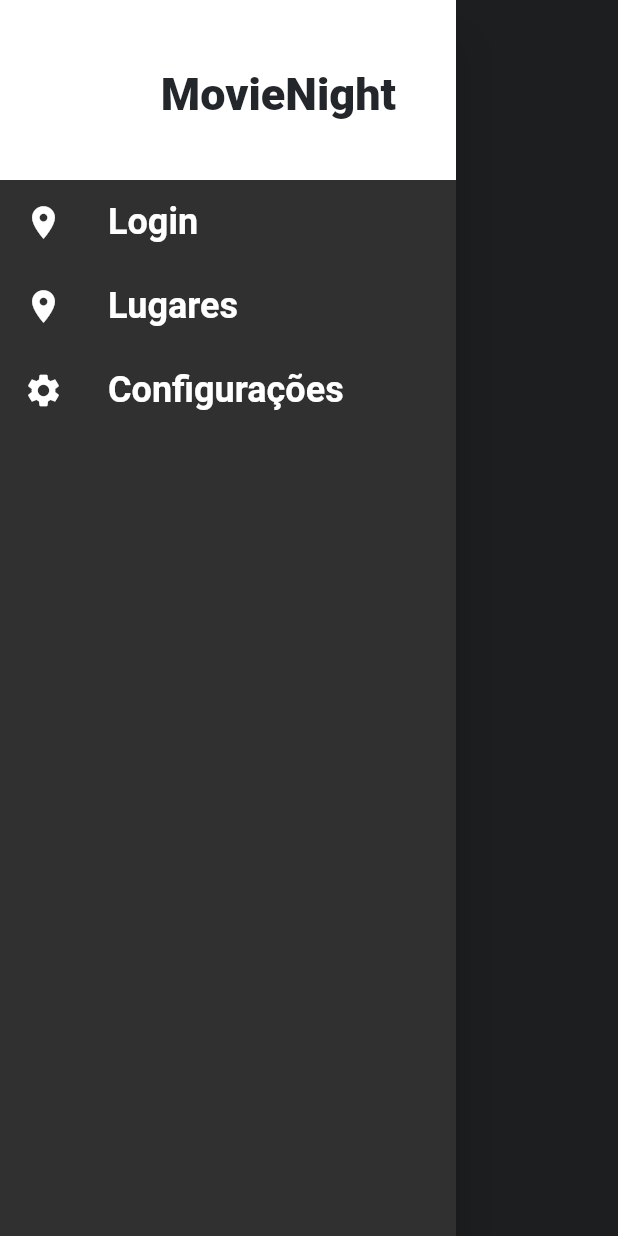
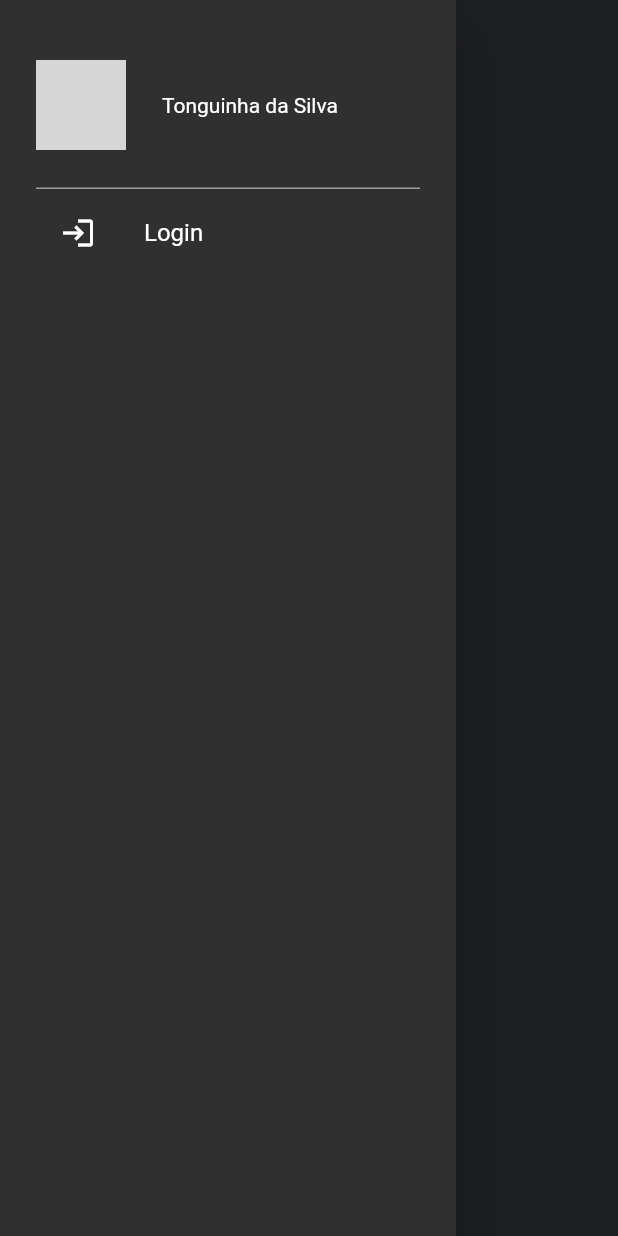
Before and after one commit to lexmarcos/movienight, a Flutter app: the MainDrawer widget shown alone on an empty page, opened directly, on a phone screen of 412 x 824 dp. Run offline on Flutter 3.47's test engine with Material 2 defaults, Android fonts, the phone set to English and light mode, and no system bars; our stand-ins replace carousel_slider; accounts and stored records are empty; network calls fail; Roboto replaces fonts that are missing (RobotoCondensed); grey boxes are pictures that could not be loaded.

Commit message:
novo drawer + removendo tela settings

```diff
--- a/lib/components/main_drawer.dart
+++ b/lib/components/main_drawer.dart
@@ -1,54 +1,59 @@
 import 'package:movienight/utils/app_routes.dart';
 import 'package:flutter/material.dart';
 
-import '../screens/settings_screen.dart';
+class MainDrawer extends StatelessWidget {
+  final _name = 'Tonguinha da Silva';
+  final _urlImage =
+      'https://static.generated.photos/vue-static/face-generator/landing/wall/20.jpg';
 
-class MainDrawer extends StatelessWidget {
-  Widget _createItem(IconData icon, String label, Function() onTap) {
+  Widget buildMenuItem(
+      {required String text,
+      required IconData icon,
+      required Function() onTap}) {
+    final color = Colors.white;
     return ListTile(
-      leading: Icon(
-        icon,
-        size: 26,
-      ),
+      leading: Icon(icon, color: color),
       title: Text(
-        label,
-        style: TextStyle(
-          fontFamily: 'RobotoCondensed',
-          fontSize: 24,
-          fontWeight: FontWeight.bold,
-        ),
+        text,
+        style: TextStyle(color: color),
       ),
       onTap: onTap,
     );
   }
 
+  Widget buildDrawerHeader({required name, required urlImage}) {
+    return InkWell(
+        child: Container(
+      child: Row(children: [
+        CircleAvatar(radius: 30, backgroundImage: NetworkImage(urlImage)),
+        SizedBox(
+          width: 24,
+        ),
+        Text(name)
+      ]),
+    ));
+  }
+
   @override
   Widget build(BuildContext context) {
     return Drawer(
-      child: Column(
+        child: Material(
+      child: ListView(
+        padding: EdgeInsets.symmetric(horizontal: 24, vertical: 40),
         children: [
-          Container(
-            height: 120,
-            width: double.infinity,
-            padding: EdgeInsets.all(40),
-            color: Theme.of(context).colorScheme.secondary,
-            alignment: Alignment.bottomRight,
-            child: Text(
-              'MovieNight',
-              style: TextStyle(
-                  fontWeight: FontWeight.w900,
-                  fontSize: 30,
-                  color: Theme.of(context).colorScheme.primary),
-            ),
+          buildDrawerHeader(name: _name, urlImage: _urlImage),
+          const SizedBox(height: 24),
+          Divider(
+            height: 3,
+            thickness: 1,
+            color: Colors.grey,
           ),
-          _createItem(Icons.place, 'Login',
-              () => Navigator.of(context).pushNamed(AppRoutes.LOGIN)),
-          _createItem(Icons.place, 'Lugares',
-              () => Navigator.of(context).pushNamed(AppRoutes.SETTINGS)),
-          _createItem(Icons.settings, 'Configurações',
-              () => Navigator.of(context).pushNamed(AppRoutes.SETTINGS))
+          buildMenuItem(
+              text: 'Login',
+              icon: Icons.login,
+              onTap: () => Navigator.of(context).pushNamed(AppRoutes.LOGIN)),
         ],
       ),
-    );
+    ));
   }
 }
--- a/lib/main.dart
+++ b/lib/main.dart
@@ -4,7 +4,6 @@
 import 'package:movienight/screens/login_screen.dart';
 import 'package:movienight/screens/movie_screen.dart';
 import 'package:movienight/screens/place_detail_screen.dart';
-import 'package:movienight/screens/settings_screen.dart';
 import 'package:movienight/screens/tabs_screen.dart';
 import 'package:movienight/utils/app_routes.dart';
 import 'package:flutter/material.dart';
@@ -42,7 +41,6 @@
           AppRoutes.HOME: (ctx) => TabsScreen(),
           AppRoutes.COUNTRY_PLACES: (ctx) => CountryPlacesScreen(),
           AppRoutes.PLACES_DETAIL: (ctx) => PlaceDetailScreen(),
-          AppRoutes.SETTINGS: (ctx) => const SettingsScreen(),
           AppRoutes.LOGIN: (ctx) => LoginScreen(),
           AppRoutes.MOVIE: (ctx) => MovieScreen()
         },
--- a/lib/screens/settings_screen.dart
+++ /dev/null
@@ -1,14 +0,0 @@
-import 'package:movienight/components/main_drawer.dart';
-import 'package:flutter/material.dart';
-
-class SettingsScreen extends StatelessWidget {
-  const SettingsScreen({Key? key}) : super(key: key);
-  @override
-  Widget build(BuildContext context) {
-    return Scaffold(
-        appBar: AppBar(title: Text('Configurações')),
-        body: Center(
-          child: Text('Configurações - teste'),
-        ));
-  }
-}
```
